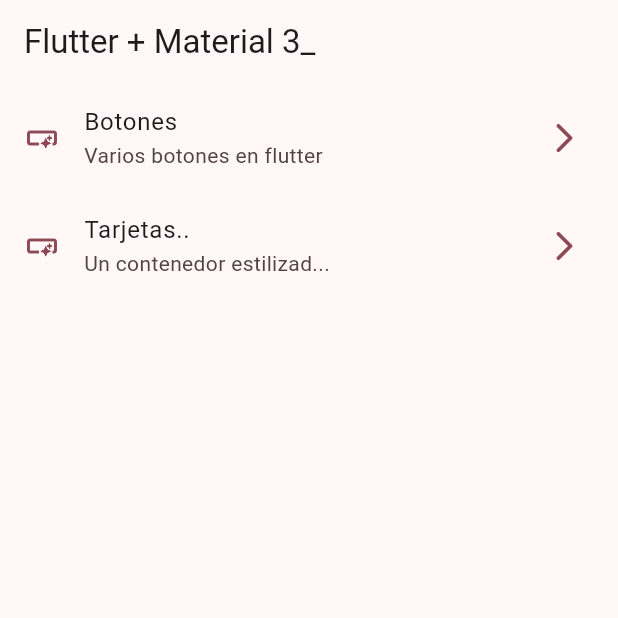
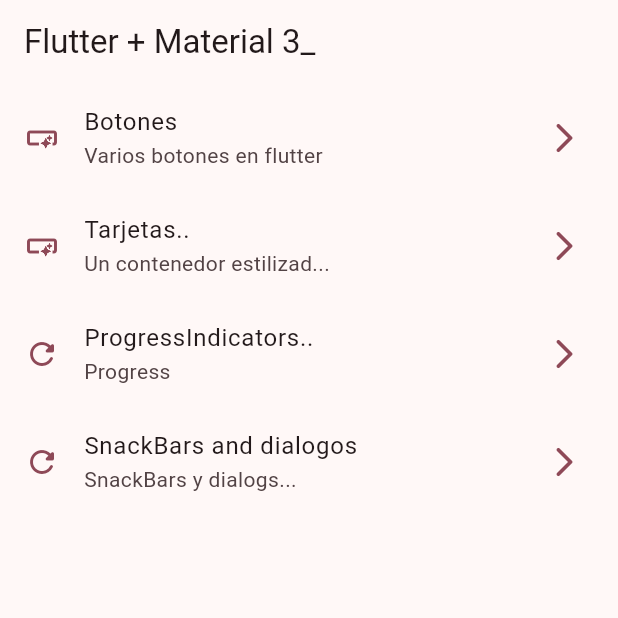
Before and after one commit to tardiojaime/widgets, a Flutter app: the screen it shows after launch, on a phone screen of 412 x 824 dp, the top half of it. Run offline on Flutter 3.47's test engine with Material 3 defaults, Android fonts, the phone set to English and light mode, and no system bars; our stand-ins replace go_router.

Commit message:
snackbars, o mensajes flash

```diff
--- a/lib/config/menu/menu_item.dart
+++ b/lib/config/menu/menu_item.dart
@@ -1,6 +1,5 @@
 import 'package:flutter/material.dart';
-import 'package:widgets/presentation/screens/bottons/buttons_screen.dart';
-import 'package:widgets/presentation/screens/cards/card_screen.dart';
+import 'package:widgets/presentation/screens/screen.dart';
 
 class MenuItem {
   final String title;
@@ -30,4 +29,16 @@ const List<MenuItem> appMenuItems = [
       url: '/cards',
       icon: Icons.smart_button_outlined,
       name: CardScreen.name),
+  MenuItem(
+      title: 'ProgressIndicators..',
+      subtitle: 'Progress',
+      url: '/progress',
+      icon: Icons.refresh_rounded,
+      name: ProgressScreen.name),
+  MenuItem(
+      title: 'SnackBars and dialogos',
+      subtitle: 'SnackBars y dialogs...',
+      url: '/snackbars',
+      icon: Icons.refresh_rounded,
+      name: SnackbarScreen.name),
 ];
--- a/lib/config/router/app_router.dart
+++ b/lib/config/router/app_router.dart
@@ -8,13 +8,23 @@ final appRouter = GoRouter(initialLocation: '/', routes: [
     builder: (context, state) => const HomeScreen(),
   ),
   GoRoute(
-    path: '/buttons',
+    path: '/cards',
     name: CardScreen.name,
     builder: (context, state) => const CardScreen(),
   ),
   GoRoute(
-    path: '/cards',
+    path: '/buttons',
     name: ButtonsScreen.name,
     builder: (context, state) => const ButtonsScreen(),
+  ),
+  GoRoute(
+    path: '/progress',
+    name: ProgressScreen.name,
+    builder: (context, state) => const ProgressScreen(),
+  ),
+  GoRoute(
+    path: '/snackbars',
+    name: SnackbarScreen.name,
+    builder: (context, state) => const SnackbarScreen(),
   )
 ]);
--- a/lib/presentation/screens/screen.dart
+++ b/lib/presentation/screens/screen.dart
@@ -1,3 +1,5 @@
+export 'package:widgets/presentation/screens/snackbar/snackbar_screen.dart';
 export 'package:widgets/presentation/screens/bottons/buttons_screen.dart';
 export 'package:widgets/presentation/screens/cards/card_screen.dart';
 export 'package:widgets/presentation/screens/home/home_screen.dart';
+export 'package:widgets/presentation/screens/progress/progress_screen.dart';
```
Also changed, not shown: lib/presentation/screens/progress/progress_screen.dart (added, +97 -0 lines), lib/presentation/screens/snackbar/snackbar_screen.dart (added, +38 -0 lines).
